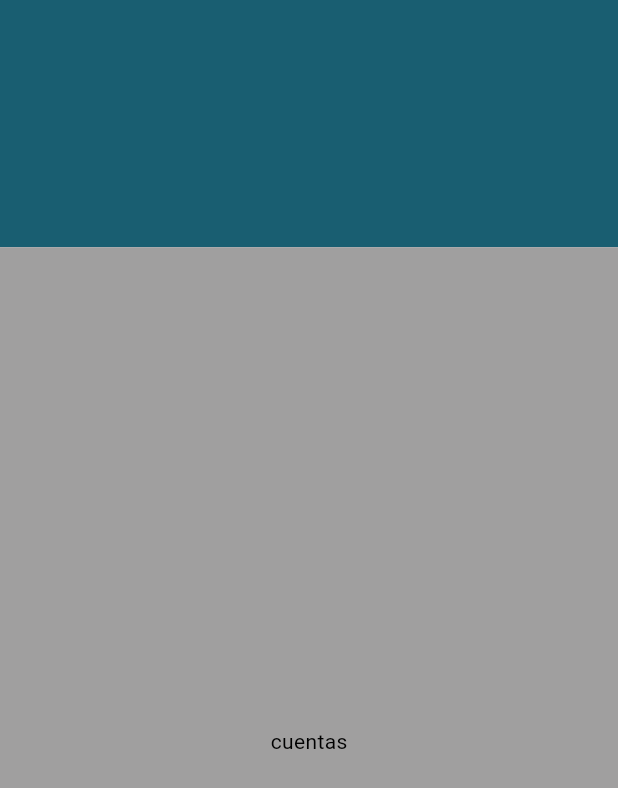
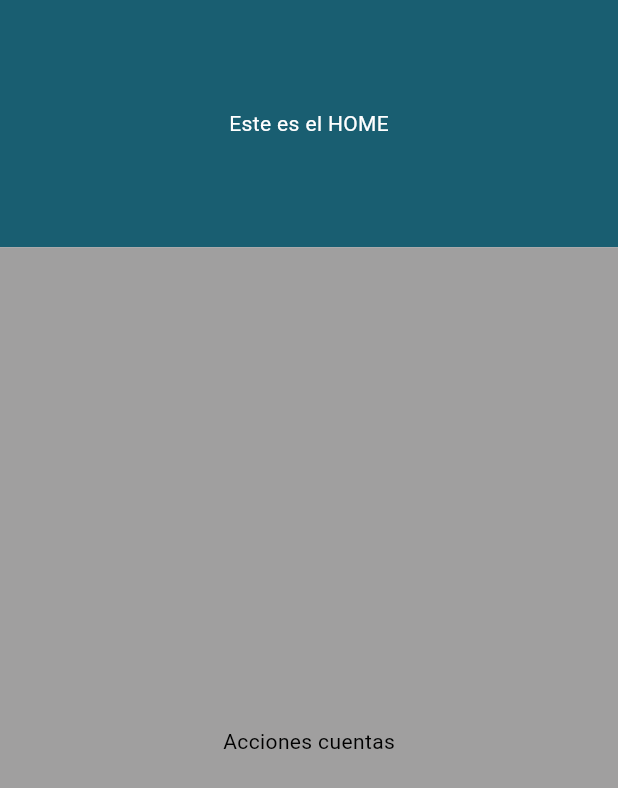
Before and after one commit to softdimo/wapig, a Flutter app: the HomeScreen screen opened directly, on a phone screen of 412 x 824 dp. Shown: the top 788 px of the screen. Run offline on Flutter 3.47's test engine with Material 3 defaults, Android fonts, the phone set to English and light mode, and no system bars.

Commit message:
estilos texto HOME para que se distinga

```diff
--- a/lib/presentation/screens/home_screen.dart
+++ b/lib/presentation/screens/home_screen.dart
@@ -1,5 +1,7 @@
 import 'package:flutter/material.dart';
+import 'package:wapig/presentation/screens/accion_cuenta_screen.dart';
 import 'package:wapig/presentation/widgets/title_text/title_name.dart';
+
 
 class HomeScreen extends StatefulWidget {
   const HomeScreen({Key? key}) : super(key: key);
@@ -19,18 +21,20 @@ class _HomeScreenState extends State<HomeScreen> {
         children: [
           Container(
             height: size.height * 0.2, // El 50% superior
-            // color: const Color.fromARGB(255, 94, 113, 1), // Color superior
-            // color: const Color(0x195E71), // Color superior
             color: const Color.fromRGBO(25, 94, 113, 1.0), // Color superior
+            child: Center(
+              child: Text(
+                'Este es el HOME',
+                style: TextStyle(color: Colors.white),
+              ),
+            ),
           ),
           Container(
             height: size.height * 0.8, // El 50% inferior
-            // color: const Color.fromARGB(160, 159, 159, 255), // Color inferior
             color: const Color.fromRGBO(160, 159, 159, 1.0), // Color inferior
             child: Center(
-
               child: Text(
-                'cuentas',
+                'Acciones cuentas',
                 style: TextStyle(color: Colors.black),
               ),
             ),
@@ -40,3 +44,5 @@ class _HomeScreenState extends State<HomeScreen> {
     );
   }
 }
+
+// AccionCuentaScreen
```
Also changed, not shown: lib/presentation/screens/accion_cuenta_screen.dart (+0 -11 lines).
